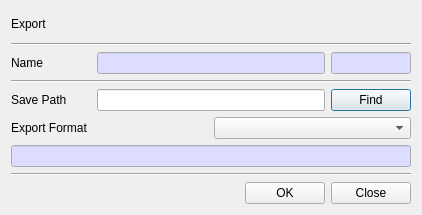
This is CertMan/export_dlg.ui in jykim74/CertMan as Qt 5 draws it before an edit. The edited form follows.
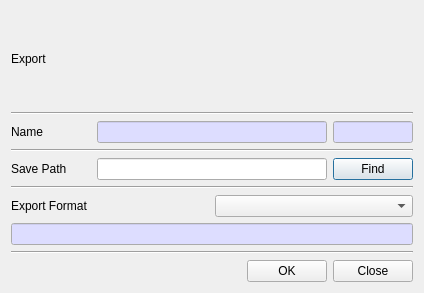
This is the edited form.

```diff
--- a/CertMan/export_dlg.ui
+++ b/CertMan/export_dlg.ui
@@ -6,8 +6,8 @@
    <rect>
     <x>0</x>
     <y>0</y>
-    <width>418</width>
-    <height>215</height>
+    <width>424</width>
+    <height>293</height>
    </rect>
   </property>
   <property name="windowTitle">
@@ -182,6 +182,13 @@
      </item>
     </layout>
    </item>
+   <item>
+    <widget class="Line" name="line_4">
+     <property name="orientation">
+      <enum>Qt::Horizontal</enum>
+     </property>
+    </widget>
+   </item>
    <item>
     <layout class="QGridLayout" name="gridLayout_6">
      <property name="topMargin">
```
